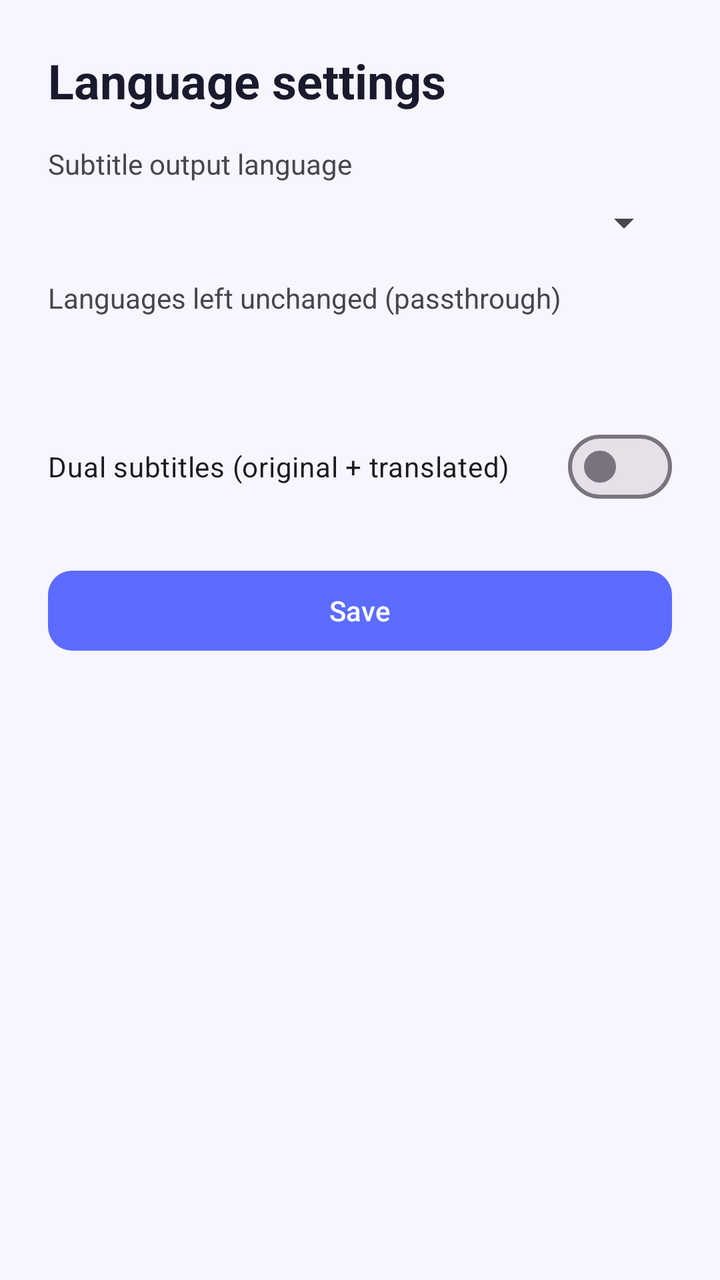
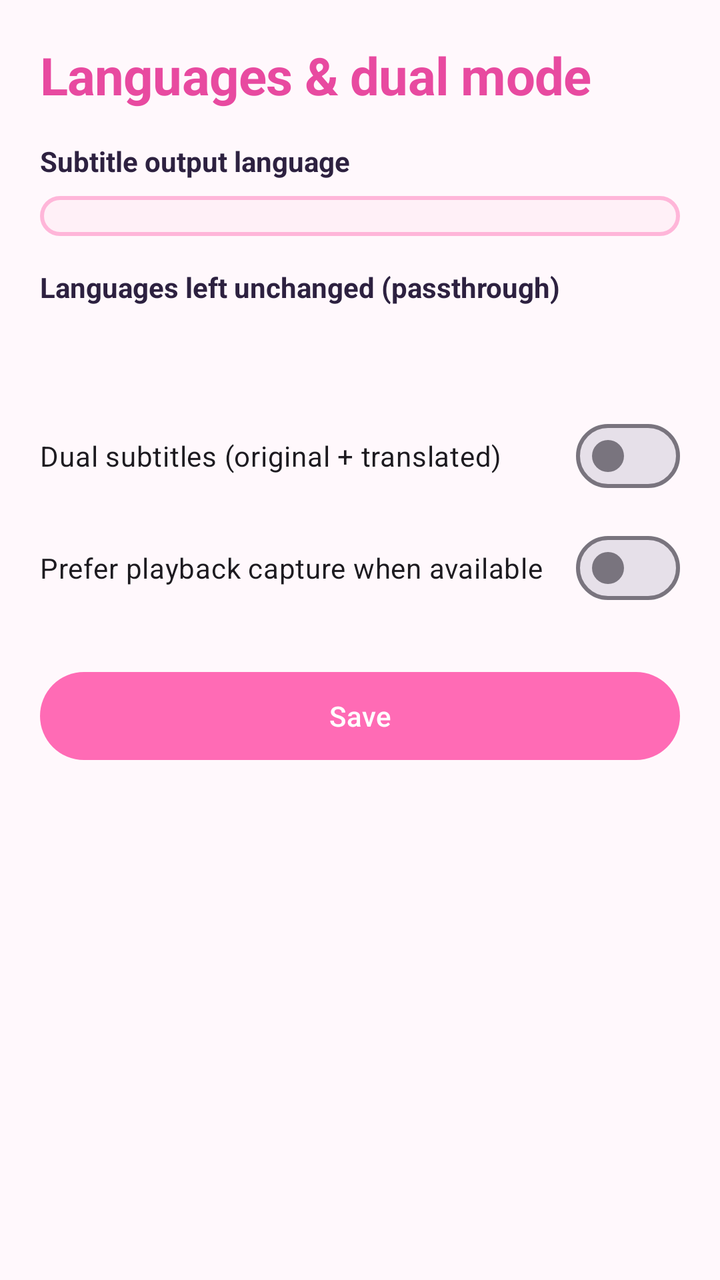

An Android layout rendered at two revisions. The XML below is the earlier revision; the diff shows what the commit changed to produce the second picture.
<!-- AndroidManifest.xml: application theme Theme.CaptionAction -->
<!-- res/layout/activity_language_settings.xml -->
<?xml version="1.0" encoding="utf-8"?>
<ScrollView xmlns:android="http://schemas.android.com/apk/res/android"
    xmlns:app="http://schemas.android.com/apk/res-auto"
    android:layout_width="match_parent"
    android:layout_height="match_parent"
    android:background="@color/ca_bg"
    android:padding="24dp">
    <LinearLayout
        android:layout_width="match_parent"
        android:layout_height="wrap_content"
        android:orientation="vertical">
        <TextView
            style="@style/TextAppearance.CaptionAction.Title"
            android:layout_width="match_parent"
            android:layout_height="wrap_content"
            android:text="@string/language_settings" />
        <TextView
            android:layout_width="match_parent"
            android:layout_height="wrap_content"
            android:layout_marginTop="16dp"
            android:text="@string/target_language" />
        <Spinner
            android:id="@+id/spinnerTarget"
            android:layout_width="match_parent"
            android:layout_height="wrap_content"
            android:layout_marginTop="8dp" />
        <TextView
            android:layout_width="match_parent"
            android:layout_height="wrap_content"
            android:layout_marginTop="16dp"
            android:text="@string/passthrough_hint" />
        <TextView
            android:id="@+id/passthroughSummary"
            android:layout_width="match_parent"
            android:layout_height="wrap_content"
            android:layout_marginTop="8dp"
            android:textColor="@color/ca_muted" />
        <com.google.android.material.chip.ChipGroup
            android:id="@+id/passthroughChips"
            android:layout_width="match_parent"
            android:layout_height="wrap_content"
            android:layout_marginTop="8dp"
            app:chipSpacing="8dp" />
        <com.google.android.material.materialswitch.MaterialSwitch
            android:id="@+id/switchDual"
            android:layout_width="match_parent"
            android:layout_height="wrap_content"
            android:layout_marginTop="16dp"
            android:text="@string/dual_subtitles" />
        <com.google.android.material.button.MaterialButton
            android:id="@+id/btnSave"
            android:layout_width="match_parent"
            android:layout_height="wrap_content"
            android:layout_marginTop="24dp"
            android:text="Save" />
    </LinearLayout>
</ScrollView>
<!-- resources referenced by this layout -->
<resources>
  <color name="ca_bg">#F7F5FF</color>
  <color name="ca_muted">#6B7280</color>
  <string name="dual_subtitles">Dual subtitles (original + translated)</string>
  <string name="language_settings">Language settings</string>
  <string name="passthrough_hint">Languages left unchanged (passthrough)</string>
  <string name="target_language">Subtitle output language</string>
  <style name="TextAppearance.CaptionAction.Title" parent="TextAppearance.Material3.HeadlineSmall">
          <item name="android:textColor">@color/ca_text</item>
          <item name="android:textStyle">bold</item>
      </style>
  <style name="Theme.CaptionAction" parent="Theme.Material3.Light.NoActionBar">
          <item name="colorPrimary">@color/ca_primary</item>
          <item name="colorPrimaryDark">@color/ca_primary_dark</item>
          <item name="colorAccent">@color/ca_accent</item>
          <item name="android:statusBarColor">@color/ca_primary</item>
          <item name="android:navigationBarColor">@color/ca_bg</item>
          <item name="android:windowBackground">@color/ca_bg</item>
          <item name="materialButtonStyle">@style/Widget.CaptionAction.Button</item>
      </style>
  <color name="ca_text">#1A1A2E</color>
  <color name="ca_primary">#5B6CFF</color>
  <color name="ca_primary_dark">#3D4AD1</color>
  <color name="ca_accent">#FF8FAB</color>
  <style name="Widget.CaptionAction.Button" parent="Widget.Material3.Button">
          <item name="cornerRadius">12dp</item>
      </style>
</resources>

<!-- the commit's change to res/layout/activity_language_settings.xml (unified diff, before → after) -->
@@ -4,7 +4,7 @@
     android:layout_width="match_parent"
     android:layout_height="match_parent"
     android:background="@color/ca_bg"
-    android:padding="24dp">
+    android:padding="20dp">
     <LinearLayout
         android:layout_width="match_parent"
         android:layout_height="wrap_content"
@@ -13,22 +13,29 @@
             style="@style/TextAppearance.CaptionAction.Title"
             android:layout_width="match_parent"
             android:layout_height="wrap_content"
-            android:text="@string/language_settings" />
+            android:text="@string/language_settings"
+            android:textSize="26sp" />
         <TextView
             android:layout_width="match_parent"
             android:layout_height="wrap_content"
             android:layout_marginTop="16dp"
-            android:text="@string/target_language" />
+            android:text="@string/target_language"
+            android:textStyle="bold"
+            android:textColor="@color/ca_text" />
         <Spinner
             android:id="@+id/spinnerTarget"
             android:layout_width="match_parent"
             android:layout_height="wrap_content"
-            android:layout_marginTop="8dp" />
+            android:layout_marginTop="8dp"
+            android:background="@drawable/bg_card_pink"
+            android:padding="10dp" />
         <TextView
             android:layout_width="match_parent"
             android:layout_height="wrap_content"
             android:layout_marginTop="16dp"
-            android:text="@string/passthrough_hint" />
+            android:text="@string/passthrough_hint"
+            android:textStyle="bold"
+            android:textColor="@color/ca_text" />
         <TextView
             android:id="@+id/passthroughSummary"
             android:layout_width="match_parent"
@@ -47,11 +54,17 @@
             android:layout_height="wrap_content"
             android:layout_marginTop="16dp"
             android:text="@string/dual_subtitles" />
+        <com.google.android.material.materialswitch.MaterialSwitch
+            android:id="@+id/switchPreferPlayback"
+            android:layout_width="match_parent"
+            android:layout_height="wrap_content"
+            android:layout_marginTop="8dp"
+            android:text="@string/prefer_playback" />
         <com.google.android.material.button.MaterialButton
             android:id="@+id/btnSave"
             android:layout_width="match_parent"
             android:layout_height="wrap_content"
             android:layout_marginTop="24dp"
-            android:text="Save" />
+            android:text="@string/save" />
     </LinearLayout>
 </ScrollView>
<!-- resource entries referenced after the edit -->
@@ -1,30 +1,62 @@
 <!-- resources referenced by this layout -->
 <resources>
-  <color name="ca_bg">#F7F5FF</color>
-  <color name="ca_muted">#6B7280</color>
+  <color name="ca_bg">#FFF8FC</color>
+  <color name="ca_muted">#8B7A9A</color>
   <string name="dual_subtitles">Dual subtitles (original + translated)</string>
-  <string name="language_settings">Language settings</string>
+  <string name="language_settings">Languages &amp; dual mode</string>
   <string name="passthrough_hint">Languages left unchanged (passthrough)</string>
+  <string name="prefer_playback">Prefer playback capture when available</string>
+  <string name="save">Save</string>
   <string name="target_language">Subtitle output language</string>
   <style name="TextAppearance.CaptionAction.Title" parent="TextAppearance.Material3.HeadlineSmall">
-          <item name="android:textColor">@color/ca_text</item>
+          <item name="android:textColor">@color/ca_primary_dark</item>
           <item name="android:textStyle">bold</item>
+          <item name="android:letterSpacing">-0.01</item>
       </style>
   <style name="Theme.CaptionAction" parent="Theme.Material3.Light.NoActionBar">
           <item name="colorPrimary">@color/ca_primary</item>
           <item name="colorPrimaryDark">@color/ca_primary_dark</item>
+          <item name="colorPrimaryContainer">@color/ca_pink_soft</item>
+          <item name="colorSecondary">@color/ca_cyan</item>
+          <item name="colorSecondaryContainer">@color/ca_cyan_soft</item>
+          <item name="colorTertiary">@color/ca_accent</item>
           <item name="colorAccent">@color/ca_accent</item>
           <item name="android:statusBarColor">@color/ca_primary</item>
           <item name="android:navigationBarColor">@color/ca_bg</item>
           <item name="android:windowBackground">@color/ca_bg</item>
+          <item name="android:textColorPrimary">@color/ca_text</item>
           <item name="materialButtonStyle">@style/Widget.CaptionAction.Button</item>
+          <item name="materialCardViewStyle">@style/Widget.CaptionAction.Card</item>
       </style>
-  <color name="ca_text">#1A1A2E</color>
-  <color name="ca_primary">#5B6CFF</color>
-  <color name="ca_primary_dark">#3D4AD1</color>
-  <color name="ca_accent">#FF8FAB</color>
+  <color name="ca_card_pink">#FFF0F7</color>
+  <color name="ca_text">#2D2140</color>
+  <!-- drawable bg_card_pink (drawable) -->
+  <?xml version="1.0" encoding="utf-8"?>
+  <shape xmlns:android="http://schemas.android.com/apk/res/android" android:shape="rectangle">
+      <solid android:color="@color/ca_card_pink" />
+      <corners android:radius="24dp" />
+      <stroke android:width="2dp" android:color="#FFB6D9" />
+  </shape>
+  <color name="ca_primary">#FF6BB5</color>
+  <color name="ca_pink_soft">#FFE0F0</color>
+  <color name="ca_cyan">#5CE1E6</color>
+  <color name="ca_cyan_soft">#D6F7F9</color>
+  <color name="ca_primary_dark">#E84AA0</color>
+  <color name="ca_accent">#FFD166</color>
   <style name="Widget.CaptionAction.Button" parent="Widget.Material3.Button">
-          <item name="cornerRadius">12dp</item>
+          <item name="cornerRadius">28dp</item>
+          <item name="backgroundTint">@color/ca_primary</item>
+          <item name="android:textColor">@color/ca_white</item>
+          <item name="android:minHeight">52dp</item>
+          <item name="android:textAllCaps">false</item>
+          <item name="android:letterSpacing">0.01</item>
       </style>
+  <style name="Widget.CaptionAction.Card" parent="Widget.Material3.CardView.Elevated">
+          <item name="cardCornerRadius">24dp</item>
+          <item name="cardElevation">4dp</item>
+          <item name="cardBackgroundColor">@color/ca_surface</item>
+      </style>
+  <color name="ca_white">#FFFFFF</color>
+  <color name="ca_surface">#FFFFFF</color>
 </resources>
 
